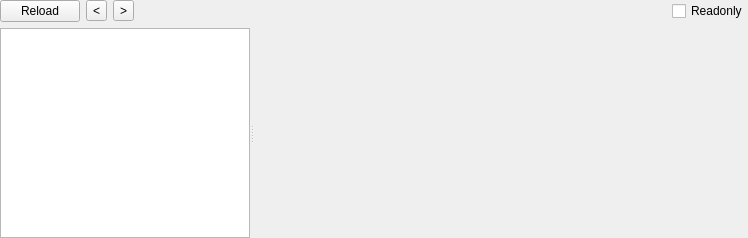
Above: MACH/machwidget.ui from horsicq/FormatWidgets before the change. Below: the same form after it.
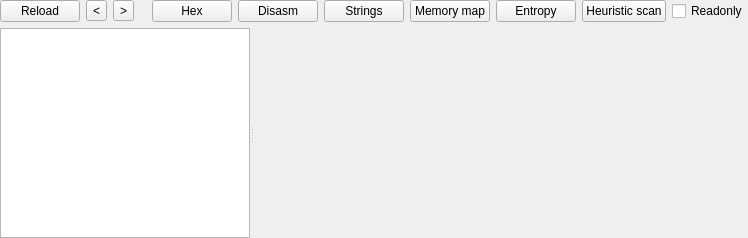
That is the form after the change. The open tabs and pages were chosen to show the change. Custom widgets are drawn as their Qt base class.

```diff
--- a/MACH/machwidget.ui
+++ b/MACH/machwidget.ui
@@ -65,6 +65,48 @@
        </property>
       </spacer>
      </item>
+     <item>
+      <widget class="QPushButton" name="pushButtonHex">
+       <property name="text">
+        <string>Hex</string>
+       </property>
+      </widget>
+     </item>
+     <item>
+      <widget class="QPushButton" name="pushButtonDisasm">
+       <property name="text">
+        <string>Disasm</string>
+       </property>
+      </widget>
+     </item>
+     <item>
+      <widget class="QPushButton" name="pushButtonStrings">
+       <property name="text">
+        <string>Strings</string>
+       </property>
+      </widget>
+     </item>
+     <item>
+      <widget class="QPushButton" name="pushButtonMemoryMap">
+       <property name="text">
+        <string>Memory map</string>
+       </property>
+      </widget>
+     </item>
+     <item>
+      <widget class="QPushButton" name="pushButtonEntropy">
+       <property name="text">
+        <string>Entropy</string>
+       </property>
+      </widget>
+     </item>
+     <item>
+      <widget class="QPushButton" name="pushButtonHeuristicScan">
+       <property name="text">
+        <string>Heuristic scan</string>
+       </property>
+      </widget>
+     </item>
      <item>
       <widget class="QCheckBox" name="checkBoxReadonly">
        <property name="text">
@@ -1133,6 +1175,12 @@
    <header>searchsignatureswidget.h</header>
    <container>1</container>
   </customwidget>
+  <customwidget>
+   <class>XHashWidget</class>
+   <extends>QWidget</extends>
+   <header>xhashwidget.h</header>
+   <container>1</container>
+  </customwidget>
  </customwidgets>
  <resources/>
  <connections/>
```
Left out of the diff: 19 changed lines with no effect on the pictures.
